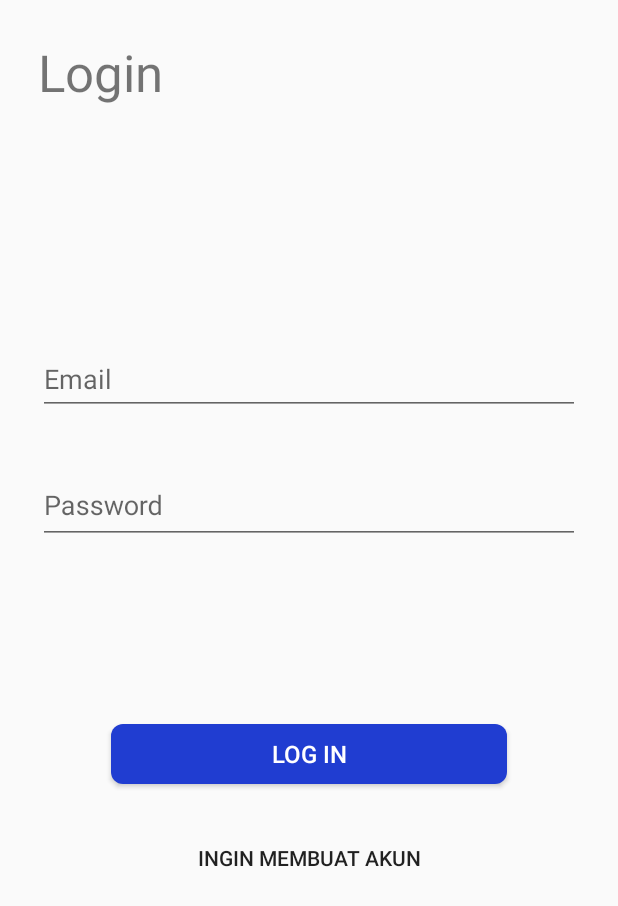
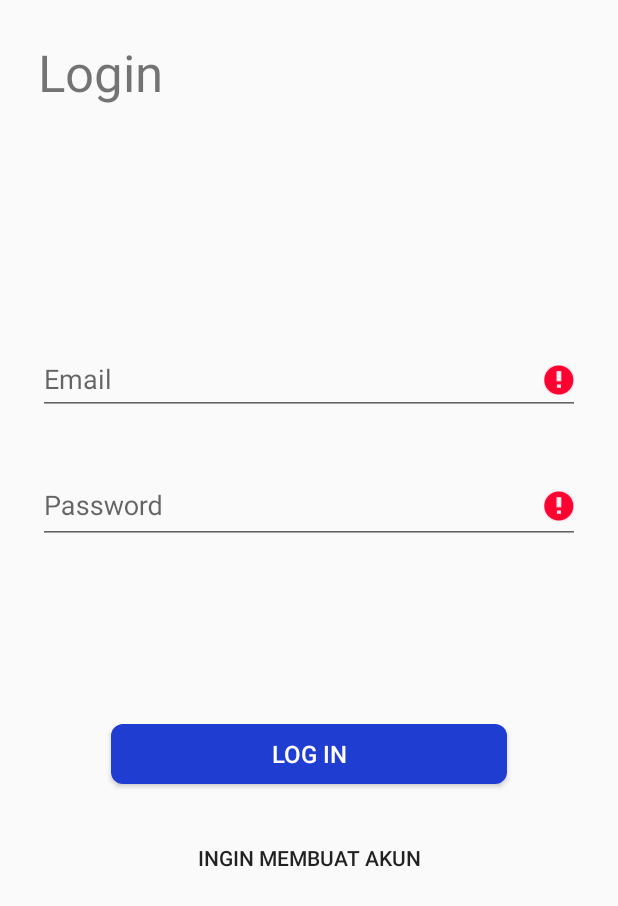
Before and after one commit to B21-CAP0375/Javas, an Android app: the LoginFragment screen opened through its navigation route, after a tap on "LOG IN", on a phone screen of 412 x 824 dp. Shown: the top 906 px of the screen. Run offline under Robolectric (Android 15) with nearby library versions, the phone set to English and light mode, and no system bars; our stand-ins replace Firebase (no records; nobody signed in at launch, a user with empty details on screens opened directly); 1 statement that could not run was skipped.

Commit message:
Add new validation login

```diff
--- a/app/src/main/java/com/example/javas/ui/login/LoginFragment.kt
+++ b/app/src/main/java/com/example/javas/ui/login/LoginFragment.kt
@@ -26,6 +26,7 @@ class LoginFragment : Fragment() {
 
 
 
+
     override fun onCreateView(
         inflater: LayoutInflater, container: ViewGroup?,
         savedInstanceState: Bundle?
@@ -43,9 +44,11 @@ class LoginFragment : Fragment() {
 
 
         binding.btnLoginLoginPage.setOnClickListener {
+            if(validate()){
                 activity?.let {
                     val toHomePage = LoginFragmentDirections.actionLoginFragmentToHomePageFragment()
                     val docRef = viewModel.getUser(binding.emailEdtxt.text.toString())
+                    binding.progressBarDetails.visibility = View.VISIBLE
 
                     viewModel.login(binding.emailEdtxt.text.toString(),binding.passwordEdtxt.text.toString())
                         .addOnCompleteListener(it) { task ->
@@ -54,9 +57,14 @@ class LoginFragment : Fragment() {
                                     .addOnSuccessListener { document ->
                                         if (document != null) {
                                             toHomePage.name= document.getString("email").toString()
-                                        Toast.makeText(context, document.getString("email"), Toast.LENGTH_SHORT).show()
+                                            binding.progressBarDetails.visibility = View.GONE
                                             view.findNavController().navigate(toHomePage)
                                         }
+                                    }
+                            }
+                            else{
+                                binding.progressBarDetails.visibility = View.GONE
+                                Toast.makeText(context, "Email atau Password salah", Toast.LENGTH_SHORT).show()
                             }
                         }
                 }
@@ -75,9 +83,11 @@ class LoginFragment : Fragment() {
         //passcheck dan emailcheck mendapatkan data dari api
         if (emailCheck.isEmpty() || !android.util.Patterns.EMAIL_ADDRESS.matcher(emailCheck).matches()) {
             valid=false
+            binding.emailEdtxt.error = "Email Kosong"
         }
-        if (passCheck.isEmpty() || passCheck.length < 6 || passCheck.length > 10){
+        if (passCheck.isEmpty() ){
             valid=false
+            binding.passwordEdtxt.error = "Password Kosong"
         }
         return valid
     }
--- a/app/src/main/res/layout/fragment_login.xml
+++ b/app/src/main/res/layout/fragment_login.xml
@@ -6,6 +6,19 @@
     android:layout_height="match_parent"
     android:padding="25dp"
     tools:context=".ui.login.LoginFragment">
+
+    <ProgressBar
+        android:id="@+id/progressBarDetails"
+        style="?android:attr/progressBarStyle"
+        android:layout_width="0dp"
+        android:layout_height="wrap_content"
+        android:layout_centerHorizontal="true"
+        android:layout_centerVertical="true"
+        android:visibility="gone"
+        app:layout_constraintBottom_toTopOf="@id/btn_login_login_page"
+        app:layout_constraintEnd_toEndOf="parent"
+        app:layout_constraintStart_toStartOf="parent"
+        app:layout_constraintTop_toBottomOf="@id/layout_password_edtxt" />
 
     <TextView
         android:id="@+id/login_title"
```
Lines whose indentation alone changed are shown as unchanged.
